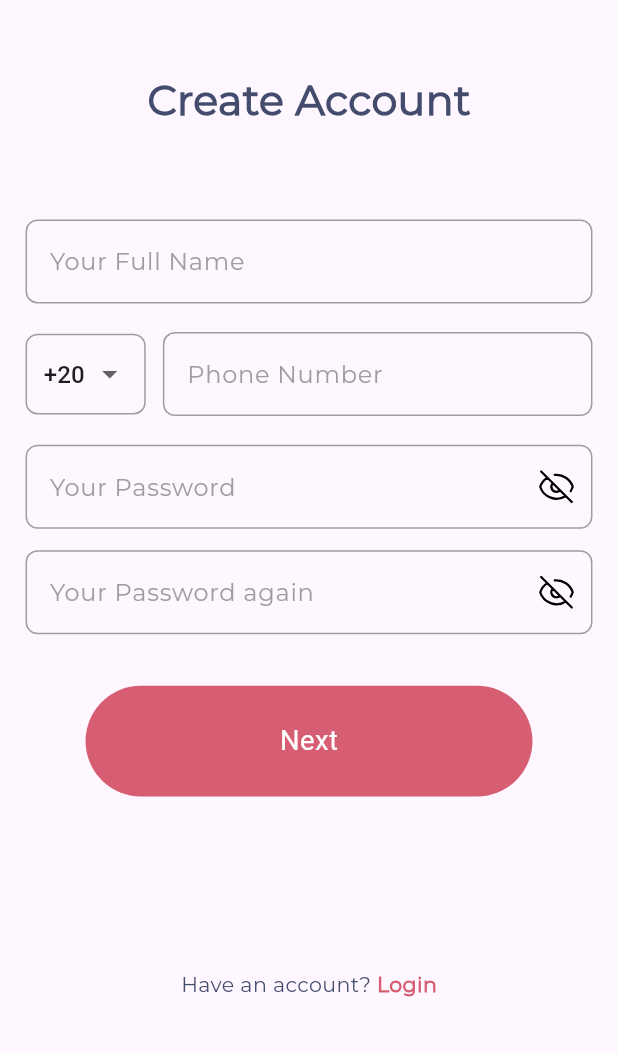
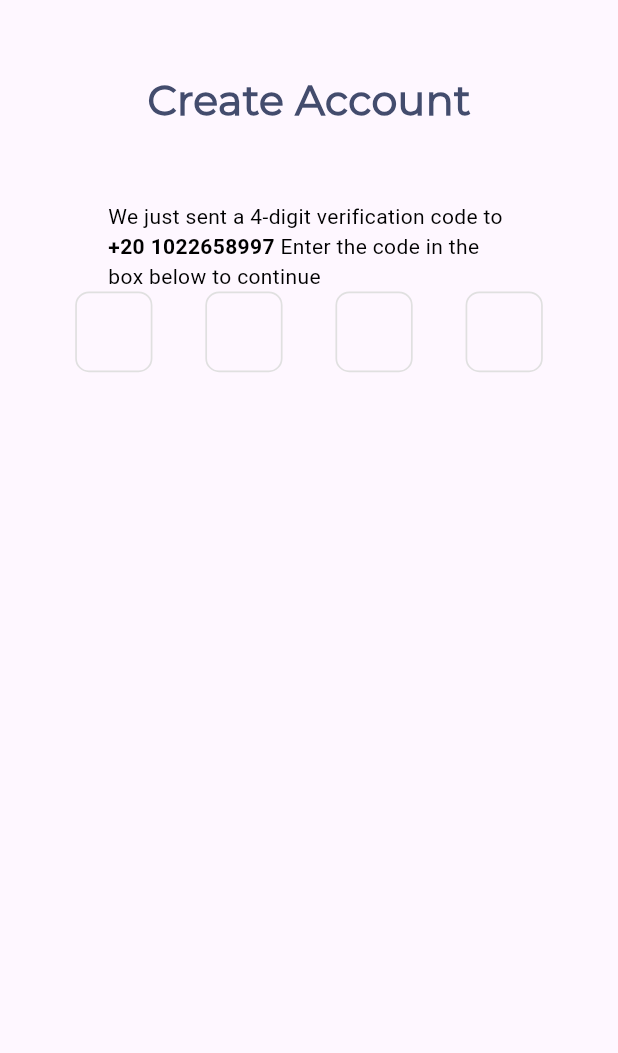
Before and after one commit to elnaggar11/cosmetics, a Flutter app: the RegisterView screen opened directly, after a tap on "Next", on a phone screen of 412 x 824 dp, the part 183-1236 px from its top. Run offline on Flutter 3.47's test engine with Material 3 defaults, Android fonts, the phone set to English and light mode, and no system bars; drawn by our look-alikes of pin_code_fields; our stand-ins replace flutter_screenutil, flutter_svg, lottie.

Commit message:
create pin code text field widget

```diff
--- /dev/null
+++ b/lib/core/utils/ui/pin_code_text_field_widget.dart
@@ -0,0 +1,34 @@
+import 'package:cosmetics/core/utils/constants/app_colors.dart';
+import 'package:flutter/material.dart';
+import 'package:flutter_screenutil/flutter_screenutil.dart';
+import 'package:pin_code_fields/pin_code_fields.dart';
+
+class PinCodeTextFieldWidget extends StatelessWidget {
+  const PinCodeTextFieldWidget({super.key});
+
+  @override
+  Widget build(BuildContext context) {
+    return PinCodeTextField(
+      appContext: context,
+      length: 4,
+      mainAxisAlignment: MainAxisAlignment.spaceEvenly,
+      autoDismissKeyboard: true,
+      animationType: AnimationType.slide,
+      keyboardType: TextInputType.number,
+      cursorColor: Colors.grey,
+      pinTheme: PinTheme(
+        shape: PinCodeFieldShape.box,
+        activeFillColor: Colors.grey,
+        selectedFillColor: Colors.grey,
+        inactiveFillColor: Colors.grey,
+        activeColor: AppColors.primaryColor,
+        selectedColor: AppColors.primaryColor,
+        inactiveColor: Colors.grey.shade300,
+        fieldHeight: 45.h,
+        fieldWidth: 45.w,
+        borderRadius: BorderRadius.circular(8.r),
+        borderWidth: 1.r,
+      ),
+    );
+  }
+}
--- a/lib/features/auth/presentation/views/register_view.dart
+++ b/lib/features/auth/presentation/views/register_view.dart
@@ -1,6 +1,8 @@
 import 'package:cosmetics/core/utils/constants/app_colors.dart';
+import 'package:cosmetics/core/utils/helper/navigate.dart';
 import 'package:cosmetics/core/utils/ui/app_button.dart';
 import 'package:cosmetics/core/utils/ui/custom_text_field.dart';
+import 'package:cosmetics/features/auth/presentation/views/verify_create_account.dart';
 import 'package:cosmetics/features/auth/presentation/widgets/phone_input.dart';
 import 'package:flutter/gestures.dart';
 import 'package:flutter/material.dart';
@@ -51,7 +53,7 @@ class _RegisterViewState extends State<RegisterView>
   Widget build(BuildContext context) {
     return Scaffold(
       body: SafeArea(
-        child: RPadding(
+        child: Padding(
           padding: EdgeInsets.symmetric(horizontal: 13.r),
           child: SingleChildScrollView(
             child: Column(
@@ -125,7 +127,12 @@ class _RegisterViewState extends State<RegisterView>
                     horizontal: 40.0,
                     vertical: 20.0,
                   ),
-                  child: AppButton(text: 'Next', onTap: () {}),
+                  child: AppButton(
+                    text: 'Next',
+                    onTap: () {
+                      navigateTo(VerifyCreateAccount());
+                    },
+                  ),
                 ),
                 SizedBox(height: 80.h),
                 Text.rich(
@@ -140,7 +147,10 @@ class _RegisterViewState extends State<RegisterView>
                     children: [
                       TextSpan(
                         text: 'Login',
-                        recognizer: TapGestureRecognizer()..onTap = () {},
+                        recognizer: TapGestureRecognizer()
+                          ..onTap = () {
+                            Navigator.pop(context);
+                          },
                         style: TextStyle(
                           fontSize: 12.sp,
                           color: AppColors.primaryColor,
--- /dev/null
+++ b/lib/features/auth/presentation/views/verify_create_account.dart
@@ -0,0 +1,19 @@
+import 'package:cosmetics/features/auth/presentation/widgets/verify_widgets.dart';
+import 'package:flutter/material.dart';
+import 'package:flutter_screenutil/flutter_screenutil.dart';
+
+class VerifyCreateAccount extends StatelessWidget {
+  const VerifyCreateAccount({super.key});
+
+  @override
+  Widget build(BuildContext context) {
+    return Scaffold(
+      body: SafeArea(
+        child: Padding(
+          padding: EdgeInsets.symmetric(horizontal: 13.r),
+          child: SingleChildScrollView(child: VerifyWidgets()),
+        ),
+      ),
+    );
+  }
+}
--- /dev/null
+++ b/lib/features/auth/presentation/widgets/verify_widgets.dart
@@ -0,0 +1,53 @@
+import 'package:cosmetics/core/utils/constants/app_colors.dart';
+import 'package:cosmetics/core/utils/ui/pin_code_text_field_widget.dart';
+import 'package:flutter/material.dart';
+import 'package:flutter_screenutil/flutter_screenutil.dart';
+
+class VerifyWidgets extends StatelessWidget {
+  const VerifyWidgets({super.key});
+
+  @override
+  Widget build(BuildContext context) {
+    return Center(
+      child: Column(
+        children: [
+          SizedBox(height: 40.h),
+          Image.asset('assets/images/logo_icon.png', height: 62.h, width: 67.w),
+          SizedBox(height: 40.h),
+          Text(
+            'Create Account',
+            style: TextStyle(
+              fontSize: 24.sp,
+              fontWeight: FontWeight.bold,
+              color: AppColors.textColor,
+              fontFamily: 'montserrat',
+            ),
+          ),
+          SizedBox(height: 40.h),
+          Padding(
+            padding: EdgeInsets.symmetric(horizontal: 50.r),
+            child: Text.rich(
+              TextSpan(
+                text: 'We just sent a 4-digit verification code to\n',
+                style: TextStyle(color: Colors.black, fontSize: 14),
+                children: [
+                  TextSpan(
+                    text: '+20 1022658997',
+                    style: TextStyle(
+                      fontWeight: FontWeight.bold,
+                      color: Colors.black,
+                    ),
+                  ),
+                  TextSpan(
+                    text: ' Enter the code in the box below to continue',
+                  ),
+                ],
+              ),
+            ),
+          ),
+          PinCodeTextFieldWidget(),
+        ],
+      ),
+    );
+  }
+}
--- a/pubspec.yaml
+++ b/pubspec.yaml
@@ -12,6 +12,7 @@ dependencies:
   flutter_svg: ^2.2.3
   intl_phone_field: ^3.2.0
   lottie: ^3.3.2
+  pin_code_fields: ^8.0.1
 dev_dependencies:
   flutter_lints: ^6.0.0
   flutter_test:
```
Also changed, not shown: pubspec.lock.
